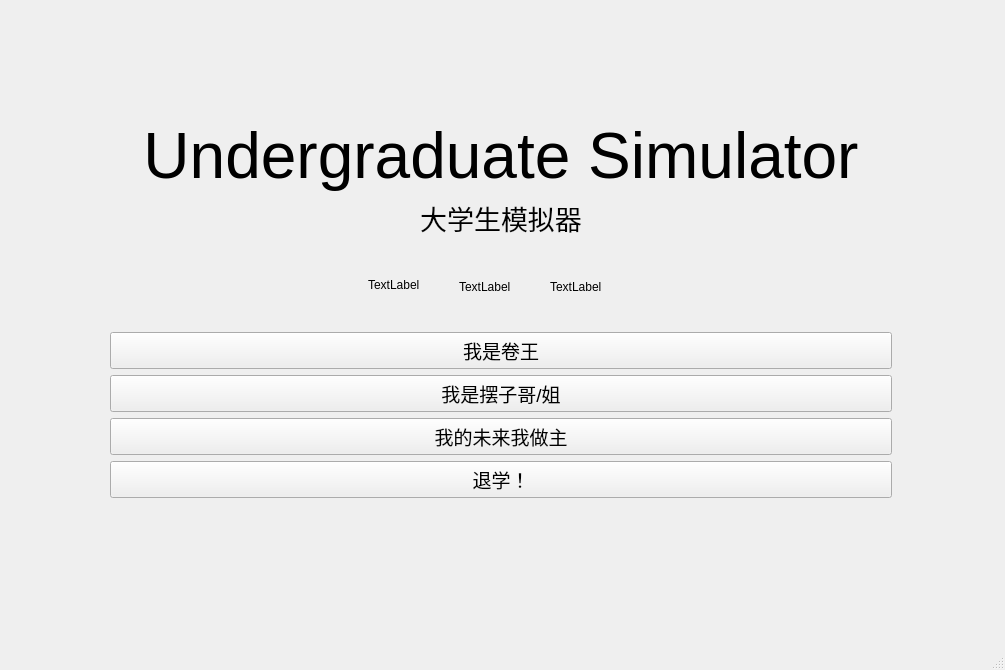
Above: Project2/TF/Undergraduate/mainwindow.ui from Shannju/NJU-Advanced-Programming before the change. Below: the same form after it.
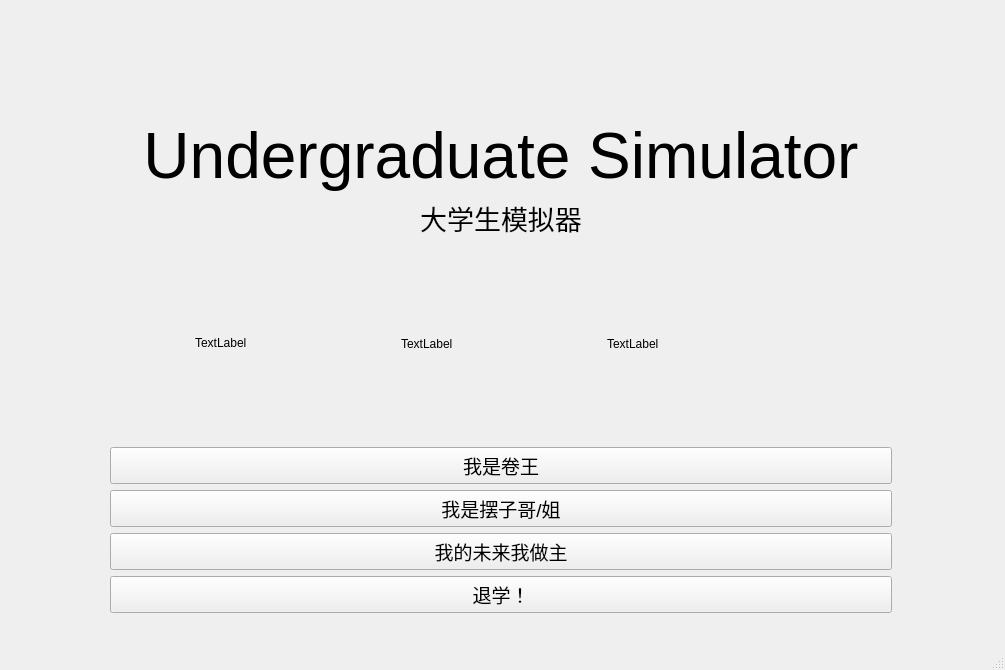
That is the form after the change. Custom widgets are drawn as their Qt base class.

Diff of the .ui file:
```diff
--- a/Project2/TF/Undergraduate/mainwindow.ui
+++ b/Project2/TF/Undergraduate/mainwindow.ui
@@ -26,7 +26,7 @@
       <x>110</x>
       <y>120</y>
       <width>782</width>
-      <height>378</height>
+      <height>493</height>
      </rect>
     </property>
     <layout class="QVBoxLayout" name="verticalLayout_3">
@@ -83,7 +83,7 @@
             <widget class="Square" name="label_3">
              <property name="minimumSize">
               <size>
-               <width>85</width>
+               <width>200</width>
                <height>0</height>
               </size>
              </property>
@@ -96,8 +96,8 @@
             <widget class="Square" name="label_4">
              <property name="minimumSize">
               <size>
-               <width>85</width>
-               <height>85</height>
+               <width>200</width>
+               <height>200</height>
               </size>
              </property>
              <property name="text">
@@ -109,8 +109,8 @@
             <widget class="Square" name="label_6">
              <property name="minimumSize">
               <size>
-               <width>85</width>
-               <height>85</height>
+               <width>200</width>
+               <height>200</height>
               </size>
              </property>
              <property name="text">
```
